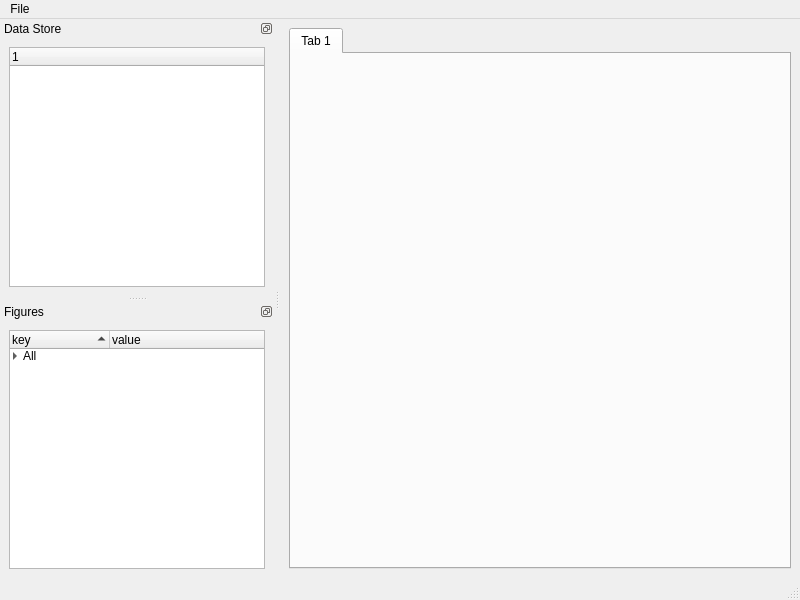
Qt form pylook/ui/pylook.ui (AntSimi/PyLook) before a commit.
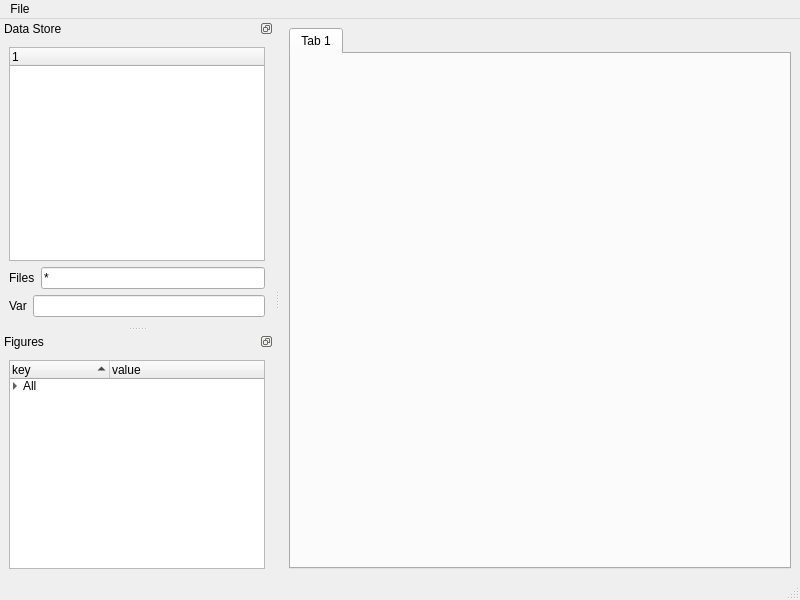
The same form after that commit. Custom widgets are drawn as their Qt base class.

Commit message: Start data management

```diff
--- a/pylook/ui/pylook.ui
+++ b/pylook/ui/pylook.ui
@@ -66,7 +66,10 @@
    <widget class="QWidget" name="data_widget">
     <layout class="QVBoxLayout" name="data_layout">
      <item>
-      <widget class="QTreeWidget" name="data_tree">
+      <widget class="DataTree" name="data_tree">
+       <property name="wordWrap">
+        <bool>true</bool>
+       </property>
        <column>
         <property name="text">
          <string notr="true">1</string>
@@ -74,6 +77,38 @@
        </column>
       </widget>
      </item>
+     <item>
+      <layout class="QHBoxLayout" name="filter_layout">
+       <item>
+        <widget class="QLabel" name="label">
+         <property name="text">
+          <string>Files</string>
+         </property>
+        </widget>
+       </item>
+       <item>
+        <widget class="QLineEdit" name="data_regexp">
+         <property name="text">
+          <string>*</string>
+         </property>
+        </widget>
+       </item>
+      </layout>
+     </item>
+     <item>
+      <layout class="QHBoxLayout" name="horizontalLayout">
+       <item>
+        <widget class="QLabel" name="label_2">
+         <property name="text">
+          <string>Var</string>
+         </property>
+        </widget>
+       </item>
+       <item>
+        <widget class="QLineEdit" name="var_regexp"/>
+       </item>
+      </layout>
+     </item>
     </layout>
    </widget>
   </widget>
@@ -188,6 +223,11 @@
    <extends>QTreeWidget</extends>
    <header>.figures_tree</header>
   </customwidget>
+  <customwidget>
+   <class>DataTree</class>
+   <extends>QTreeWidget</extends>
+   <header>.data_tree</header>
+  </customwidget>
  </customwidgets>
  <tabstops>
   <tabstop>data_tree</tabstop>
```
Left out of the diff: 35 changed lines with no effect on the pictures. The commit also changes 8 other files.
